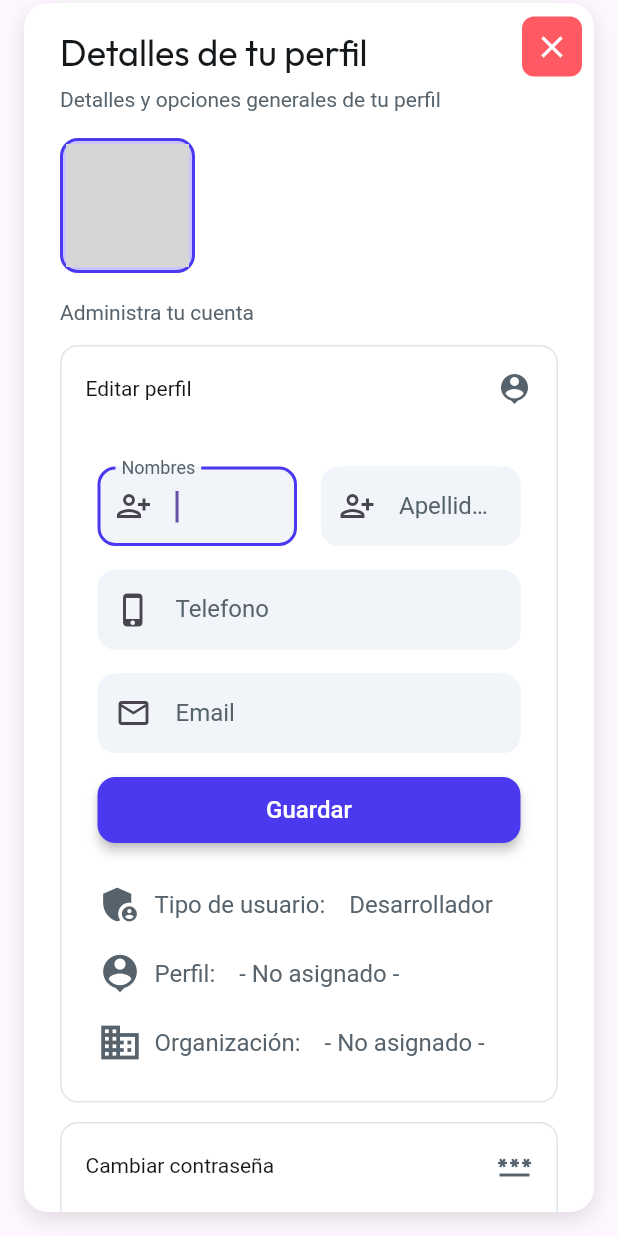
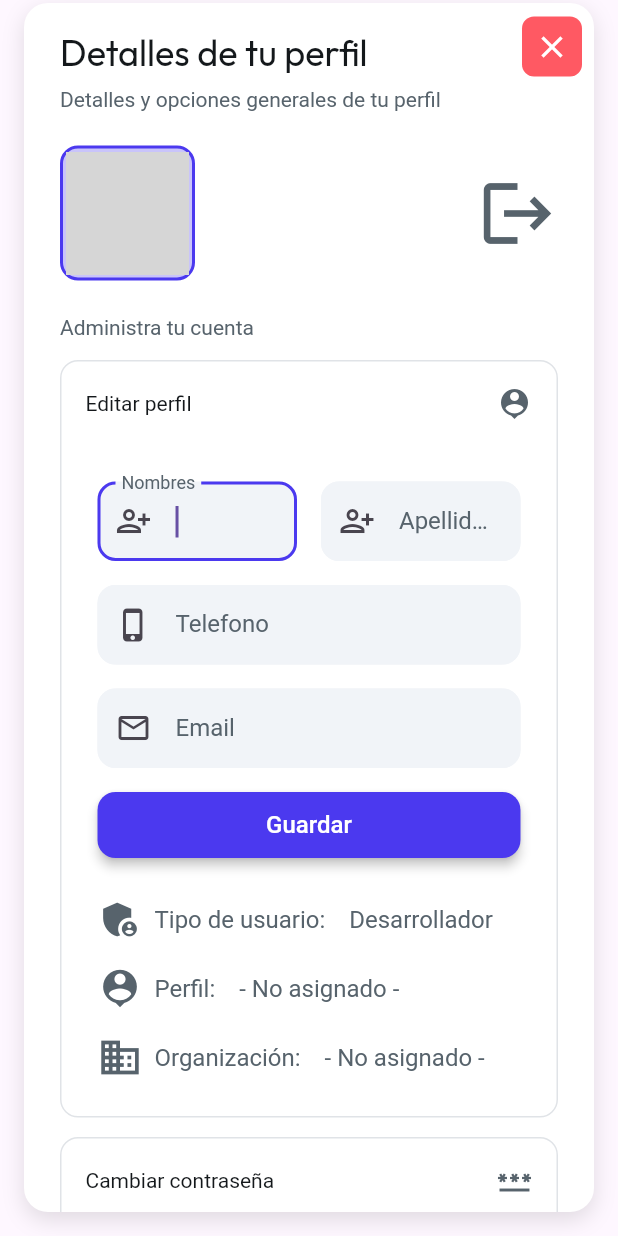
Before and after one commit to RivasB/Tteams-frontend, a Flutter app: the UserProfileMenuWidget widget shown alone on an empty page, opened directly, on a phone screen of 412 x 824 dp. Run offline on Flutter 3.47's test engine with Material 3 defaults, Android fonts, the light colour scheme and no system bars; drawn by our look-alikes of auto_size_text, flutter_animate; our stand-ins replace cached_network_image, easy_debounce, equatable, fl_chart, font_awesome_flutter, from_css_color and 8 more; missing offline and left inert: json_path, mime_type; accounts and stored records are empty; network calls fail; Roboto replaces fonts that are missing (Readex Pro); grey boxes are pictures that could not be loaded.

Commit message:
Updating to latest FlutterFlow output.

```diff
--- a/lib/components/user_profile_menu_widget.dart
+++ b/lib/components/user_profile_menu_widget.dart
@@ -194,6 +194,7 @@ class _UserProfileMenuWidgetState extends State<UserProfileMenuWidget>
                           const EdgeInsetsDirectional.fromSTEB(0.0, 16.0, 0.0, 0.0),
                       child: Row(
                         mainAxisSize: MainAxisSize.max,
+                        mainAxisAlignment: MainAxisAlignment.start,
                         children: [
                           Container(
                             width: 90.0,
@@ -263,6 +264,25 @@ class _UserProfileMenuWidgetState extends State<UserProfileMenuWidget>
                                   ),
                                 ),
                               ],
+                            ),
+                          ),
+                          Expanded(
+                            child: Container(
+                              width: 100.0,
+                              height: 100.0,
+                              decoration: BoxDecoration(
+                                color: FlutterFlowTheme.of(context)
+                                    .secondaryBackground,
+                              ),
+                              child: Align(
+                                alignment: const AlignmentDirectional(1.0, 0.0),
+                                child: Icon(
+                                  Icons.logout,
+                                  color: FlutterFlowTheme.of(context)
+                                      .secondaryText,
+                                  size: 54.0,
+                                ),
+                              ),
                             ),
                           ),
                         ],
```
